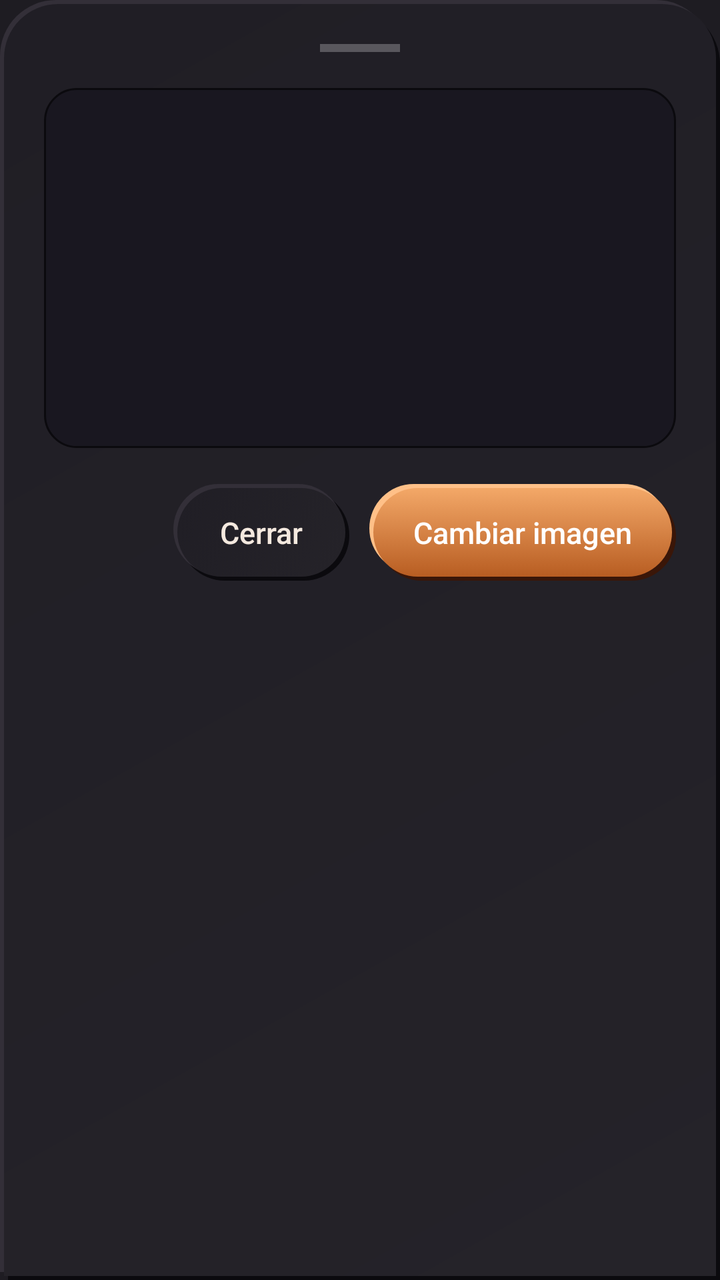
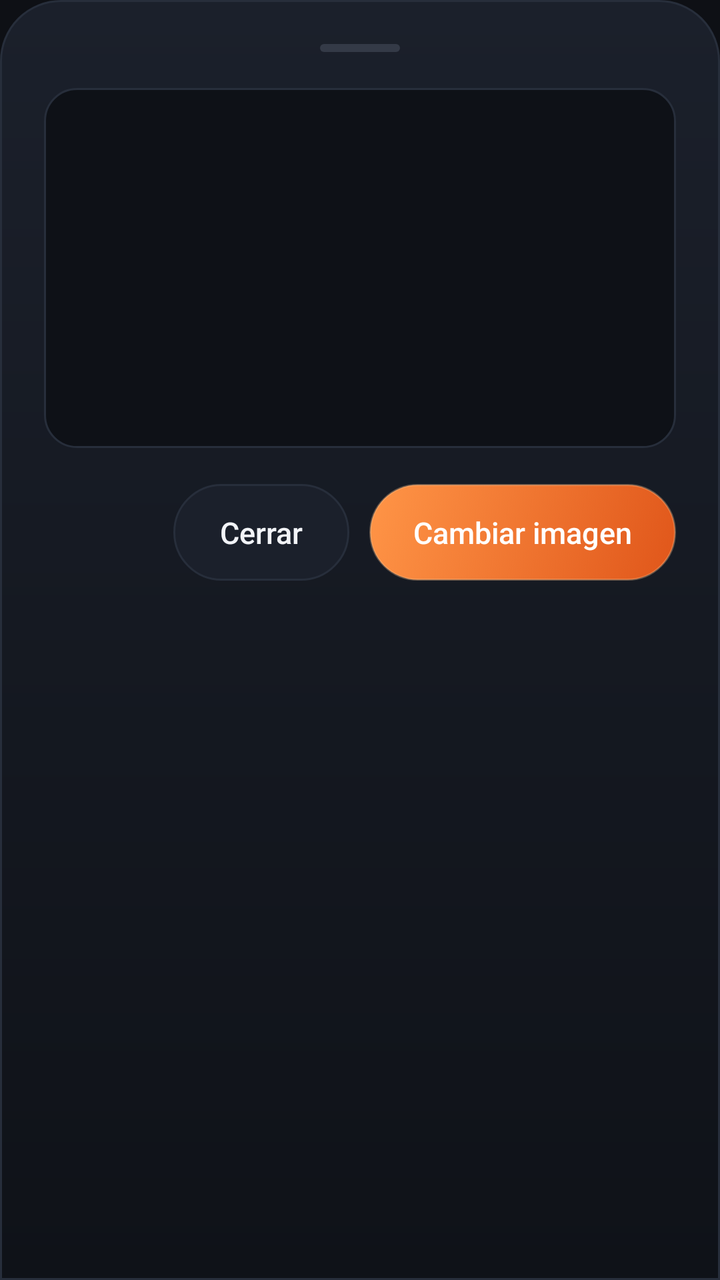

Before-and-after screenshots of an Android layout around one commit, followed by the original layout XML and the change that was made.
<!-- AndroidManifest.xml: application theme Theme.DondeMierdaIba -->
<!-- res/layout/dialog_image_preview.xml -->
<?xml version="1.0" encoding="utf-8"?>
<LinearLayout xmlns:android="http://schemas.android.com/apk/res/android"
    android:layout_width="match_parent"
    android:layout_height="wrap_content"
    android:background="@drawable/bg_glass_sheet"
    android:orientation="vertical"
    android:padding="22dp">

    <View
        android:layout_width="40dp"
        android:layout_height="4dp"
        android:layout_gravity="center_horizontal"
        android:background="#40FFFFFF" />

    <ImageView
        android:id="@+id/imgFullPreview"
        android:layout_width="match_parent"
        android:layout_height="wrap_content"
        android:layout_marginTop="18dp"
        android:adjustViewBounds="true"
        android:background="@drawable/bg_glass_input"
        android:maxHeight="420dp"
        android:minHeight="180dp"
        android:scaleType="fitCenter" />

    <LinearLayout
        android:layout_width="match_parent"
        android:layout_height="wrap_content"
        android:layout_marginTop="18dp"
        android:gravity="end"
        android:orientation="horizontal">

        <Button
            android:id="@+id/btnClosePreview"
            style="@style/Widget.DMI.AppleButton.Ghost"
            android:layout_width="wrap_content"
            android:layout_height="wrap_content"
            android:layout_marginEnd="10dp"
            android:text="@string/close" />

        <Button
            android:id="@+id/btnChangeImage"
            style="@style/Widget.DMI.AppleButton"
            android:layout_width="wrap_content"
            android:layout_height="wrap_content"
            android:text="@string/change_image" />

    </LinearLayout>

</LinearLayout>
<!-- resources referenced by this layout -->
<resources>
  <!-- drawable bg_glass_input (drawable) -->
  <?xml version="1.0" encoding="utf-8"?>
  <shape xmlns:android="http://schemas.android.com/apk/res/android">
      <solid android:color="@color/neu_base_pressed" />
      <corners android:radius="16dp" />
      <stroke android:width="1dp" android:color="@color/neu_shadow_dark" />
      <padding android:left="16dp" android:right="16dp" android:top="12dp" android:bottom="12dp" />
  </shape>
  <!-- drawable bg_glass_sheet (drawable) -->
  <?xml version="1.0" encoding="utf-8"?>
  <layer-list xmlns:android="http://schemas.android.com/apk/res/android">
      
      <item android:top="4dp" android:left="4dp">
          <shape android:shape="rectangle">
              <corners android:topLeftRadius="28dp" android:topRightRadius="28dp" android:bottomLeftRadius="0dp" android:bottomRightRadius="0dp" />
              <solid android:color="@color/neu_shadow_dark" />
          </shape>
      </item>
      
      <item android:bottom="4dp" android:right="4dp">
          <shape android:shape="rectangle">
              <corners android:topLeftRadius="28dp" android:topRightRadius="28dp" android:bottomLeftRadius="0dp" android:bottomRightRadius="0dp" />
              <solid android:color="@color/neu_shadow_light" />
          </shape>
      </item>
      
      <item android:top="2dp" android:left="2dp" android:right="2dp" android:bottom="2dp">
          <shape android:shape="rectangle">
              <corners android:topLeftRadius="27dp" android:topRightRadius="27dp" android:bottomLeftRadius="0dp" android:bottomRightRadius="0dp" />
              <gradient android:type="linear" android:angle="135" android:startColor="@color/neu_base_hi" android:endColor="@color/neu_base" />
          </shape>
      </item>
  </layer-list>
  <style name="Widget.DMI.AppleButton" parent="">
          <item name="android:background">@drawable/bg_button_apple</item>
          <item name="android:textColor">@color/white</item>
          <item name="android:textAllCaps">false</item>
          <item name="android:fontFamily">sans-serif-medium</item>
          <item name="android:textSize">15sp</item>
          <item name="android:stateListAnimator">@null</item>
          <item name="android:paddingTop">14dp</item>
          <item name="android:paddingBottom">14dp</item>
          <item name="android:paddingStart">22dp</item>
          <item name="android:paddingEnd">22dp</item>
      </style>
  <color name="neu_base_pressed">#191720</color>
  <color name="neu_shadow_dark">#0B0A0E</color>
  <color name="neu_shadow_light">#332F38</color>
  <color name="neu_base_hi">#252329</color>
  <color name="neu_base">#201E25</color>
  <color name="text_primary">#F4E9DF</color>
  <color name="accent_violet">#E8792E</color>
  <color name="bg_top">#1E1C22</color>
  <color name="accent_cyan">#F4B740</color>
  <color name="text_secondary">#B7A99C</color>
  <!-- drawable bg_button_apple_pressed (drawable) -->
  <?xml version="1.0" encoding="utf-8"?>
  <layer-list xmlns:android="http://schemas.android.com/apk/res/android">
      
      <item android:bottom="3dp" android:right="3dp">
          <shape android:shape="rectangle">
              <corners android:radius="26dp" />
              <solid android:color="@color/neu_shadow_dark" />
          </shape>
      </item>
      <item android:top="3dp" android:left="3dp">
          <shape android:shape="rectangle">
              <corners android:radius="26dp" />
              <solid android:color="@color/neu_shadow_light" />
          </shape>
      </item>
      <item android:top="2dp" android:left="2dp" android:right="2dp" android:bottom="2dp">
          <shape android:shape="rectangle">
              <corners android:radius="25dp" />
              <gradient android:type="linear" android:angle="115" android:startColor="@color/accent_orange_dark" android:endColor="@color/accent_orange_dark" />
          </shape>
      </item>
  </layer-list>
  <!-- drawable bg_button_apple_normal (drawable) -->
  <?xml version="1.0" encoding="utf-8"?>
  <layer-list xmlns:android="http://schemas.android.com/apk/res/android">
      
      <item android:top="4dp" android:left="4dp">
          <shape android:shape="rectangle">
              <corners android:radius="26dp" />
              <solid android:color="@color/neu_glow_umber" />
          </shape>
      </item>
      
      <item android:bottom="4dp" android:right="4dp">
          <shape android:shape="rectangle">
              <corners android:radius="26dp" />
              <solid android:color="@color/neu_glow_orange" />
          </shape>
      </item>
      
      <item android:top="2dp" android:left="2dp" android:right="2dp" android:bottom="2dp">
          <shape android:shape="rectangle">
              <corners android:radius="25dp" />
              <gradient android:type="linear" android:angle="115" android:startColor="@color/accent_orange_light" android:endColor="@color/accent_orange_dark" />
          </shape>
      </item>
  </layer-list>
  <!-- drawable bg_button_ghost_pressed (drawable) -->
  <?xml version="1.0" encoding="utf-8"?>
  <layer-list xmlns:android="http://schemas.android.com/apk/res/android">
      
      <item android:bottom="3dp" android:right="3dp">
          <shape android:shape="rectangle">
              <corners android:radius="26dp" />
              <solid android:color="@color/neu_shadow_dark" />
          </shape>
      </item>
      <item android:top="3dp" android:left="3dp">
          <shape android:shape="rectangle">
              <corners android:radius="26dp" />
              <solid android:color="@color/neu_shadow_light" />
          </shape>
      </item>
      <item android:top="2dp" android:left="2dp" android:right="2dp" android:bottom="2dp">
          <shape android:shape="rectangle">
              <corners android:radius="25dp" />
              <gradient android:type="linear" android:angle="135" android:startColor="@color/neu_base_pressed" android:endColor="@color/neu_base_pressed" />
          </shape>
      </item>
  </layer-list>
  <!-- drawable bg_button_ghost_normal (drawable) -->
  <?xml version="1.0" encoding="utf-8"?>
  <layer-list xmlns:android="http://schemas.android.com/apk/res/android">
      
      <item android:top="3dp" android:left="3dp">
          <shape android:shape="rectangle">
              <corners android:radius="26dp" />
              <solid android:color="@color/neu_shadow_dark" />
          </shape>
      </item>
      
      <item android:bottom="3dp" android:right="3dp">
          <shape android:shape="rectangle">
              <corners android:radius="26dp" />
              <solid android:color="@color/neu_shadow_light" />
          </shape>
      </item>
      
      <item android:top="2dp" android:left="2dp" android:right="2dp" android:bottom="2dp">
          <shape android:shape="rectangle">
              <corners android:radius="25dp" />
              <gradient android:type="linear" android:angle="135" android:startColor="@color/neu_base_hi" android:endColor="@color/neu_base" />
          </shape>
      </item>
  </layer-list>
  <color name="accent_orange_dark">#B85D22</color>
  <color name="neu_glow_umber">#3A1608</color>
  <color name="neu_glow_orange">#FFC088</color>
  <color name="accent_orange_light">#F3A868</color>
  <!-- unchanged entries left out for length: 7 -->
</resources>

<!-- the commit's change to res/layout/dialog_image_preview.xml (unified diff, before → after) -->
@@ -10,7 +10,7 @@
         android:layout_width="40dp"
         android:layout_height="4dp"
         android:layout_gravity="center_horizontal"
-        android:background="#40FFFFFF" />
+        android:background="@drawable/bg_handle" />
 
     <ImageView
         android:id="@+id/imgFullPreview"
<!-- resource entries referenced after the edit -->
@@ -2,37 +2,25 @@
 <resources>
   <!-- drawable bg_glass_input (drawable) -->
   <?xml version="1.0" encoding="utf-8"?>
-  <shape xmlns:android="http://schemas.android.com/apk/res/android">
+  <shape xmlns:android="http://schemas.android.com/apk/res/android" android:shape="rectangle">
       <solid android:color="@color/neu_base_pressed" />
       <corners android:radius="16dp" />
-      <stroke android:width="1dp" android:color="@color/neu_shadow_dark" />
+      <stroke android:width="1dp" android:color="@color/border_soft" />
       <padding android:left="16dp" android:right="16dp" android:top="12dp" android:bottom="12dp" />
   </shape>
   <!-- drawable bg_glass_sheet (drawable) -->
   <?xml version="1.0" encoding="utf-8"?>
-  <layer-list xmlns:android="http://schemas.android.com/apk/res/android">
-      
-      <item android:top="4dp" android:left="4dp">
-          <shape android:shape="rectangle">
-              <corners android:topLeftRadius="28dp" android:topRightRadius="28dp" android:bottomLeftRadius="0dp" android:bottomRightRadius="0dp" />
-              <solid android:color="@color/neu_shadow_dark" />
-          </shape>
-      </item>
-      
-      <item android:bottom="4dp" android:right="4dp">
-          <shape android:shape="rectangle">
-              <corners android:topLeftRadius="28dp" android:topRightRadius="28dp" android:bottomLeftRadius="0dp" android:bottomRightRadius="0dp" />
-              <solid android:color="@color/neu_shadow_light" />
-          </shape>
-      </item>
-      
-      <item android:top="2dp" android:left="2dp" android:right="2dp" android:bottom="2dp">
-          <shape android:shape="rectangle">
-              <corners android:topLeftRadius="27dp" android:topRightRadius="27dp" android:bottomLeftRadius="0dp" android:bottomRightRadius="0dp" />
-              <gradient android:type="linear" android:angle="135" android:startColor="@color/neu_base_hi" android:endColor="@color/neu_base" />
-          </shape>
-      </item>
-  </layer-list>
+  <shape xmlns:android="http://schemas.android.com/apk/res/android" android:shape="rectangle">
+      <gradient android:type="linear" android:angle="270" android:startColor="#1B202B" android:endColor="#0F1218" />
+      <corners android:topLeftRadius="30dp" android:topRightRadius="30dp" android:bottomLeftRadius="0dp" android:bottomRightRadius="0dp" />
+      <stroke android:width="1dp" android:color="@color/border_soft" />
+  </shape>
+  <!-- drawable bg_handle (drawable) -->
+  <?xml version="1.0" encoding="utf-8"?>
+  <shape xmlns:android="http://schemas.android.com/apk/res/android" android:shape="rectangle">
+      <solid android:color="#4D6F788A" />
+      <corners android:radius="2dp" />
+  </shape>
   <style name="Widget.DMI.AppleButton" parent="">
           <item name="android:background">@drawable/bg_button_apple</item>
           <item name="android:textColor">@color/white</item>
@@ -42,119 +30,45 @@
           <item name="android:stateListAnimator">@null</item>
           <item name="android:paddingTop">14dp</item>
           <item name="android:paddingBottom">14dp</item>
+          <item name="android:minHeight">48dp</item>
           <item name="android:paddingStart">22dp</item>
           <item name="android:paddingEnd">22dp</item>
       </style>
-  <color name="neu_base_pressed">#191720</color>
-  <color name="neu_shadow_dark">#0B0A0E</color>
-  <color name="neu_shadow_light">#332F38</color>
-  <color name="neu_base_hi">#252329</color>
-  <color name="neu_base">#201E25</color>
-  <color name="text_primary">#F4E9DF</color>
-  <color name="accent_violet">#E8792E</color>
-  <color name="bg_top">#1E1C22</color>
-  <color name="accent_cyan">#F4B740</color>
-  <color name="text_secondary">#B7A99C</color>
+  <color name="neu_base_pressed">#0E1117</color>
+  <color name="border_soft">#272E3B</color>
+  <color name="text_primary">#F2F4F8</color>
+  <color name="accent_violet">#FF7F32</color>
+  <color name="bg_top">#0E1015</color>
+  <color name="accent_cyan">#FFC247</color>
+  <color name="text_secondary">#A9B1C1</color>
   <!-- drawable bg_button_apple_pressed (drawable) -->
   <?xml version="1.0" encoding="utf-8"?>
-  <layer-list xmlns:android="http://schemas.android.com/apk/res/android">
-      
-      <item android:bottom="3dp" android:right="3dp">
-          <shape android:shape="rectangle">
-              <corners android:radius="26dp" />
-              <solid android:color="@color/neu_shadow_dark" />
-          </shape>
-      </item>
-      <item android:top="3dp" android:left="3dp">
-          <shape android:shape="rectangle">
-              <corners android:radius="26dp" />
-              <solid android:color="@color/neu_shadow_light" />
-          </shape>
-      </item>
-      <item android:top="2dp" android:left="2dp" android:right="2dp" android:bottom="2dp">
-          <shape android:shape="rectangle">
-              <corners android:radius="25dp" />
-              <gradient android:type="linear" android:angle="115" android:startColor="@color/accent_orange_dark" android:endColor="@color/accent_orange_dark" />
-          </shape>
-      </item>
-  </layer-list>
+  <shape xmlns:android="http://schemas.android.com/apk/res/android" android:shape="rectangle">
+      <solid android:color="#A9491A" />
+      <corners android:radius="28dp" />
+  </shape>
   <!-- drawable bg_button_apple_normal (drawable) -->
   <?xml version="1.0" encoding="utf-8"?>
-  <layer-list xmlns:android="http://schemas.android.com/apk/res/android">
-      
-      <item android:top="4dp" android:left="4dp">
-          <shape android:shape="rectangle">
-              <corners android:radius="26dp" />
-              <solid android:color="@color/neu_glow_umber" />
-          </shape>
-      </item>
-      
-      <item android:bottom="4dp" android:right="4dp">
-          <shape android:shape="rectangle">
-              <corners android:radius="26dp" />
-              <solid android:color="@color/neu_glow_orange" />
-          </shape>
-      </item>
-      
-      <item android:top="2dp" android:left="2dp" android:right="2dp" android:bottom="2dp">
-          <shape android:shape="rectangle">
-              <corners android:radius="25dp" />
-              <gradient android:type="linear" android:angle="115" android:startColor="@color/accent_orange_light" android:endColor="@color/accent_orange_dark" />
-          </shape>
-      </item>
-  </layer-list>
+  <shape xmlns:android="http://schemas.android.com/apk/res/android" android:shape="rectangle">
+      <gradient android:type="linear" android:angle="315" android:startColor="#FF9547" android:endColor="#E0561A" />
+      <corners android:radius="28dp" />
+      <stroke android:width="1dp" android:color="#55FFC896" />
+  </shape>
   <!-- drawable bg_button_ghost_pressed (drawable) -->
   <?xml version="1.0" encoding="utf-8"?>
-  <layer-list xmlns:android="http://schemas.android.com/apk/res/android">
-      
-      <item android:bottom="3dp" android:right="3dp">
-          <shape android:shape="rectangle">
-              <corners android:radius="26dp" />
-              <solid android:color="@color/neu_shadow_dark" />
-          </shape>
-      </item>
-      <item android:top="3dp" android:left="3dp">
-          <shape android:shape="rectangle">
-              <corners android:radius="26dp" />
-              <solid android:color="@color/neu_shadow_light" />
-          </shape>
-      </item>
-      <item android:top="2dp" android:left="2dp" android:right="2dp" android:bottom="2dp">
-          <shape android:shape="rectangle">
-              <corners android:radius="25dp" />
-              <gradient android:type="linear" android:angle="135" android:startColor="@color/neu_base_pressed" android:endColor="@color/neu_base_pressed" />
-          </shape>
-      </item>
-  </layer-list>
+  <shape xmlns:android="http://schemas.android.com/apk/res/android" android:shape="rectangle">
+      <solid android:color="@color/neu_base_pressed" />
+      <corners android:radius="28dp" />
+      <stroke android:width="1dp" android:color="@color/border_soft" />
+  </shape>
   <!-- drawable bg_button_ghost_normal (drawable) -->
   <?xml version="1.0" encoding="utf-8"?>
-  <layer-list xmlns:android="http://schemas.android.com/apk/res/android">
-      
-      <item android:top="3dp" android:left="3dp">
-          <shape android:shape="rectangle">
-              <corners android:radius="26dp" />
-              <solid android:color="@color/neu_shadow_dark" />
-          </shape>
-      </item>
-      
-      <item android:bottom="3dp" android:right="3dp">
-          <shape android:shape="rectangle">
-              <corners android:radius="26dp" />
-              <solid android:color="@color/neu_shadow_light" />
-          </shape>
-      </item>
-      
-      <item android:top="2dp" android:left="2dp" android:right="2dp" android:bottom="2dp">
-          <shape android:shape="rectangle">
-              <corners android:radius="25dp" />
-              <gradient android:type="linear" android:angle="135" android:startColor="@color/neu_base_hi" android:endColor="@color/neu_base" />
-          </shape>
-      </item>
-  </layer-list>
-  <color name="accent_orange_dark">#B85D22</color>
-  <color name="neu_glow_umber">#3A1608</color>
-  <color name="neu_glow_orange">#FFC088</color>
-  <color name="accent_orange_light">#F3A868</color>
+  <shape xmlns:android="http://schemas.android.com/apk/res/android" android:shape="rectangle">
+      <solid android:color="@color/surface_hi" />
+      <corners android:radius="28dp" />
+      <stroke android:width="1dp" android:color="@color/border_soft" />
+  </shape>
+  <color name="surface_hi">#1B202B</color>
   <!-- unchanged entries left out for length: 7 -->
 </resources>
 
